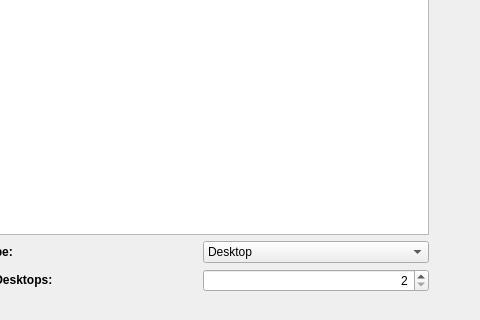
The window that kde4/kaptan4/src/gui/styleWidget.ui (pars-linux/uludag) describes before a commit, drawn with Qt 5; both pictures show x 120 to 600 and y 86 to 406 of the 600 by 406 pixel window.
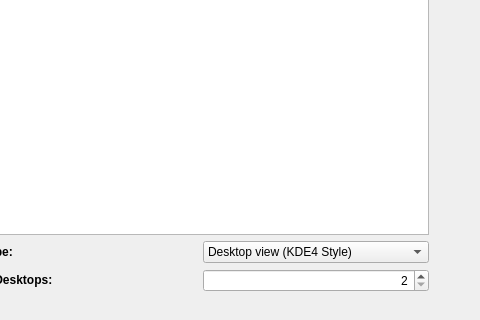
The same window after the commit.

```diff
--- a/kde4/kaptan4/src/gui/styleWidget.ui
+++ b/kde4/kaptan4/src/gui/styleWidget.ui
@@ -86,7 +86,7 @@
          </property>
          <item>
           <property name="text">
-           <string>Desktop</string>
+           <string>Desktop view (KDE4 Style)</string>
           </property>
          </item>
          <item>
```
Left out of the diff: 2 changed lines with no effect on the pictures.
